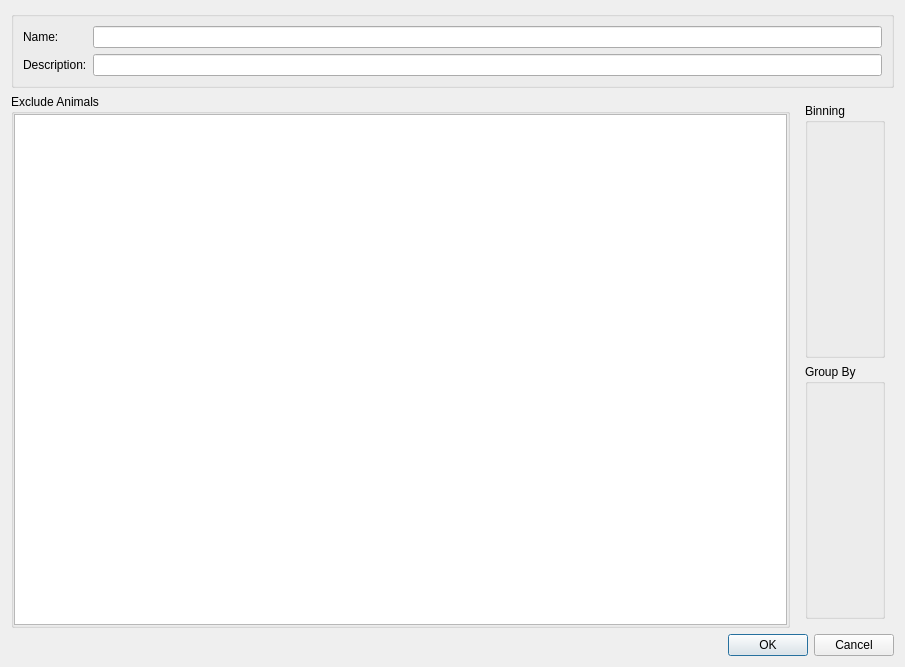
Qt form tse_analytics/toolbox/data_table/table_processor/table_processor_dialog.ui (TSE-Systems/tse-analytics) before a commit.
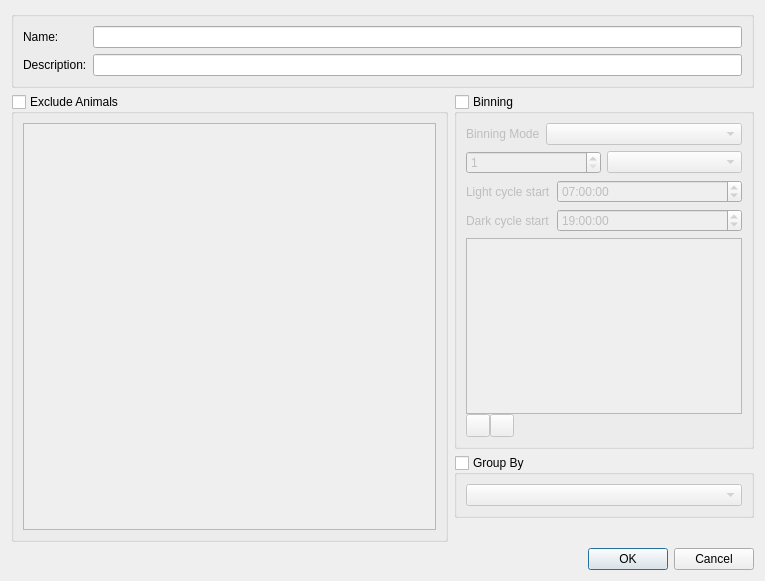
The same form after that commit. Icons and pictures are not drawn.

The edit to the form file:
```diff
--- a/tse_analytics/toolbox/data_table/table_processor/table_processor_dialog.ui
+++ b/tse_analytics/toolbox/data_table/table_processor/table_processor_dialog.ui
@@ -7,16 +7,10 @@
    <rect>
     <x>0</x>
     <y>0</y>
-    <width>905</width>
-    <height>667</height>
+    <width>765</width>
+    <height>581</height>
    </rect>
   </property>
-  <property name="sizePolicy">
-   <sizepolicy hsizetype="Preferred" vsizetype="Fixed">
-    <horstretch>0</horstretch>
-    <verstretch>0</verstretch>
-   </sizepolicy>
-  </property>
   <property name="windowTitle">
    <string>Add Derived Table</string>
   </property>
@@ -67,19 +61,13 @@
         <property name="title">
          <string>Exclude Animals</string>
         </property>
+        <property name="checkable">
+         <bool>true</bool>
+        </property>
+        <property name="checked">
+         <bool>false</bool>
+        </property>
         <layout class="QVBoxLayout" name="verticalLayout_2">
-         <property name="leftMargin">
-          <number>0</number>
-         </property>
-         <property name="topMargin">
-          <number>0</number>
-         </property>
-         <property name="rightMargin">
-          <number>0</number>
-         </property>
-         <property name="bottomMargin">
-          <number>0</number>
-         </property>
          <item>
           <widget class="QTableWidget" name="tableWidgetAnimals">
            <property name="editTriggers">
@@ -100,6 +88,15 @@
            <property name="sortingEnabled">
             <bool>true</bool>
            </property>
+           <attribute name="verticalHeaderVisible">
+            <bool>false</bool>
+           </attribute>
+           <attribute name="verticalHeaderMinimumSectionSize">
+            <number>20</number>
+           </attribute>
+           <attribute name="verticalHeaderDefaultSectionSize">
+            <number>20</number>
+           </attribute>
           </widget>
          </item>
         </layout>
@@ -107,12 +104,224 @@
       </item>
       <item>
        <widget class="QWidget" name="widgetLayoutV" native="true">
+        <property name="maximumSize">
+         <size>
+          <width>300</width>
+          <height>16777215</height>
+         </size>
+        </property>
         <layout class="QVBoxLayout" name="verticalLayout_3">
+         <property name="leftMargin">
+          <number>0</number>
+         </property>
+         <property name="topMargin">
+          <number>0</number>
+         </property>
+         <property name="rightMargin">
+          <number>0</number>
+         </property>
+         <property name="bottomMargin">
+          <number>0</number>
+         </property>
          <item>
           <widget class="QGroupBox" name="groupBoxBinning">
            <property name="title">
             <string>Binning</string>
            </property>
+           <property name="checkable">
+            <bool>true</bool>
+           </property>
+           <property name="checked">
+            <bool>false</bool>
+           </property>
+           <layout class="QVBoxLayout" name="verticalLayout_5">
+            <item>
+             <widget class="QWidget" name="widgetBinning" native="true">
+              <layout class="QFormLayout" name="formLayout_2">
+               <property name="leftMargin">
+                <number>0</number>
+               </property>
+               <property name="topMargin">
+                <number>0</number>
+               </property>
+               <property name="rightMargin">
+                <number>0</number>
+               </property>
+               <property name="bottomMargin">
+                <number>0</number>
+               </property>
+               <item row="0" column="0">
+                <widget class="QLabel" name="binningModeLabel">
+                 <property name="text">
+                  <string>Binning Mode</string>
+                 </property>
+                </widget>
+               </item>
+               <item row="0" column="1">
+                <widget class="QComboBox" name="binningModeComboBox"/>
+               </item>
+              </layout>
+             </widget>
+            </item>
+            <item>
+             <widget class="QWidget" name="widgetIntervals" native="true">
+              <layout class="QHBoxLayout" name="horizontalLayout_3">
+               <property name="leftMargin">
+                <number>0</number>
+               </property>
+               <property name="topMargin">
+                <number>0</number>
+               </property>
+               <property name="rightMargin">
+                <number>0</number>
+               </property>
+               <property name="bottomMargin">
+                <number>0</number>
+               </property>
+               <item>
+                <widget class="QSpinBox" name="deltaSpinBox">
+                 <property name="minimum">
+                  <number>1</number>
+                 </property>
+                 <property name="maximum">
+                  <number>1000</number>
+                 </property>
+                </widget>
+               </item>
+               <item>
+                <widget class="QComboBox" name="unitComboBox"/>
+               </item>
+              </layout>
+             </widget>
+            </item>
+            <item>
+             <widget class="QWidget" name="widgetCycles" native="true">
+              <layout class="QFormLayout" name="formLayout_4">
+               <property name="leftMargin">
+                <number>0</number>
+               </property>
+               <property name="topMargin">
+                <number>0</number>
+               </property>
+               <property name="rightMargin">
+                <number>0</number>
+               </property>
+               <property name="bottomMargin">
+                <number>0</number>
+               </property>
+               <item row="0" column="0">
+                <widget class="QLabel" name="labelLightCycleStart">
+                 <property name="text">
+                  <string>Light cycle start</string>
+                 </property>
+                </widget>
+               </item>
+               <item row="0" column="1">
+                <widget class="QTimeEdit" name="timeEditLightCycleStart">
+                 <property name="time">
+                  <time>
+                   <hour>7</hour>
+                   <minute>0</minute>
+                   <second>0</second>
+                  </time>
+                 </property>
+                </widget>
+               </item>
+               <item row="1" column="0">
+                <widget class="QLabel" name="labelDarkCycleStart">
+                 <property name="text">
+                  <string>Dark cycle start</string>
+                 </property>
+                </widget>
+               </item>
+               <item row="1" column="1">
+                <widget class="QTimeEdit" name="timeEditDarkCycleStart">
+                 <property name="time">
+                  <time>
+                   <hour>19</hour>
+                   <minute>0</minute>
+                   <second>0</second>
+                  </time>
+                 </property>
+                </widget>
+               </item>
+              </layout>
+             </widget>
+            </item>
+            <item>
+             <widget class="QWidget" name="widgetPhases" native="true">
+              <layout class="QVBoxLayout" name="verticalLayout_4">
+               <property name="spacing">
+                <number>0</number>
+               </property>
+               <property name="leftMargin">
+                <number>0</number>
+               </property>
+               <property name="topMargin">
+                <number>0</number>
+               </property>
+               <property name="rightMargin">
+                <number>0</number>
+               </property>
+               <property name="bottomMargin">
+                <number>0</number>
+               </property>
+               <item>
+                <widget class="QTableView" name="tableViewTimePhases">
+                 <property name="selectionMode">
+                  <enum>QAbstractItemView::SelectionMode::SingleSelection</enum>
+                 </property>
+                 <attribute name="verticalHeaderMinimumSectionSize">
+                  <number>20</number>
+                 </attribute>
+                 <attribute name="verticalHeaderDefaultSectionSize">
+                  <number>20</number>
+                 </attribute>
+                </widget>
+               </item>
+               <item>
+                <layout class="QHBoxLayout" name="horizontalLayout_2">
+                 <item>
+                  <widget class="QToolButton" name="toolButtonAddPhase">
+                   <property name="toolTip">
+                    <string>Add time phase</string>
+                   </property>
+                   <property name="icon">
+                    <iconset resource="../../../../resources/resources.qrc">
+                     <normaloff>:/icons/icons8-add-16.png</normaloff>:/icons/icons8-add-16.png</iconset>
+                   </property>
+                  </widget>
+                 </item>
+                 <item>
+                  <widget class="QToolButton" name="toolButtonDeletePhase">
+                   <property name="toolTip">
+                    <string>Delete selected time phase</string>
+                   </property>
+                   <property name="icon">
+                    <iconset resource="../../../../resources/resources.qrc">
+                     <normaloff>:/icons/icons8-minus-16.png</normaloff>:/icons/icons8-minus-16.png</iconset>
+                   </property>
+                  </widget>
+                 </item>
+                 <item>
+                  <spacer name="horizontalSpacer">
+                   <property name="orientation">
+                    <enum>Qt::Orientation::Horizontal</enum>
+                   </property>
+                   <property name="sizeHint" stdset="0">
+                    <size>
+                     <width>40</width>
+                     <height>20</height>
+                    </size>
+                   </property>
+                  </spacer>
+                 </item>
+                </layout>
+               </item>
+              </layout>
+             </widget>
+            </item>
+           </layout>
           </widget>
          </item>
          <item>
@@ -120,8 +329,32 @@
            <property name="title">
             <string>Group By</string>
            </property>
+           <property name="checkable">
+            <bool>true</bool>
+           </property>
+           <property name="checked">
+            <bool>false</bool>
+           </property>
+           <layout class="QVBoxLayout" name="verticalLayout_6">
+            <item>
+             <widget class="QComboBox" name="comboBoxGrouping"/>
+            </item>
+           </layout>
           </widget>
          </item>
+         <item>
+          <spacer name="verticalSpacer">
+           <property name="orientation">
+            <enum>Qt::Orientation::Vertical</enum>
+           </property>
+           <property name="sizeHint" stdset="0">
+            <size>
+             <width>20</width>
+             <height>40</height>
+            </size>
+           </property>
+          </spacer>
+         </item>
         </layout>
        </widget>
       </item>
```
Left out of the diff: 4 changed lines with no effect on the pictures.
